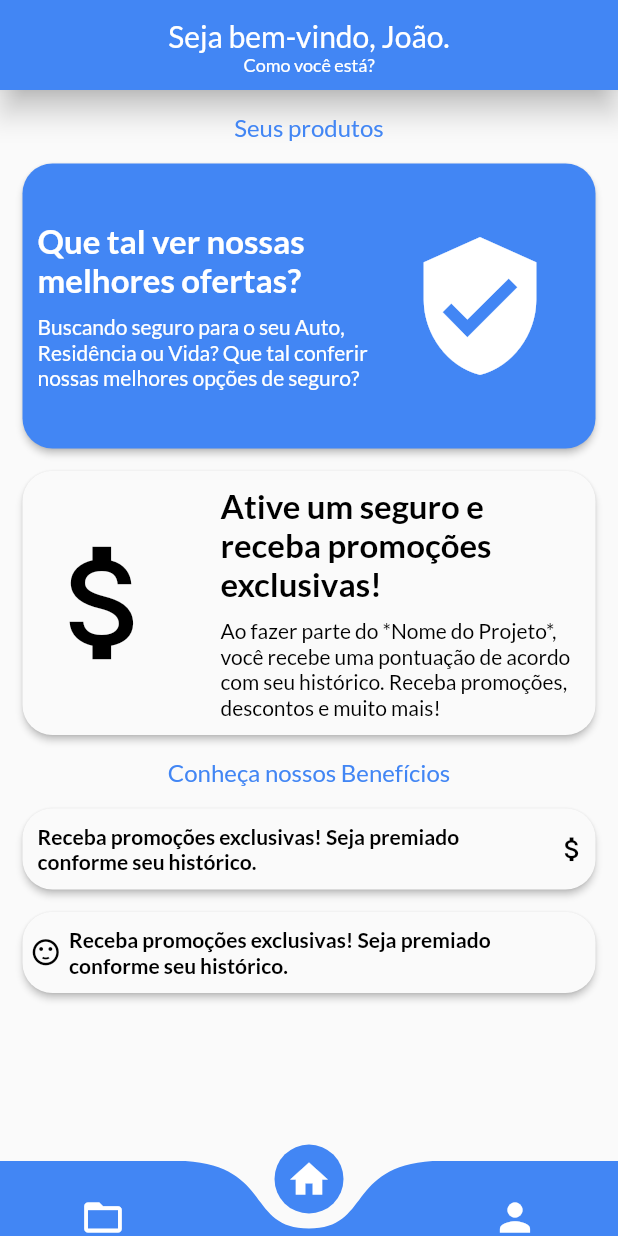
After one commit to gutovesco/hackagr1d-mobile, a Flutter app: the Home screen opened directly, on a phone screen of 412 x 824 dp. The commit adds this screen. Run offline on Flutter 3.47's test engine with Material 2 defaults, Android fonts, the phone set to English and light mode, and no system bars; drawn by our look-alikes of curved_navigation_bar; our stand-ins replace google_fonts.

Commit message:
Tela home e conteudo tela home

```diff
--- a/lib/src/loginPage.dart
+++ b/lib/src/loginPage.dart
@@ -1,4 +1,5 @@
 import 'package:flutter/material.dart';
+import 'package:teste_nottest/src/screens/home/home.dart';
 import 'package:teste_nottest/src/signup.dart';
 import 'package:google_fonts/google_fonts.dart';
 
@@ -74,7 +75,12 @@ class _LoginPageState extends State<LoginPage> {
 
   Widget _submitButton() {
 
-    return Container(
+    return GestureDetector(
+      onTap: (){
+        Navigator.push(
+            context, MaterialPageRoute(builder: (context) => Home()));
+      },
+      child: Container(
       width: MediaQuery.of(context).size.width,
       padding: EdgeInsets.symmetric(vertical: 15),
       alignment: Alignment.center,
@@ -88,6 +94,7 @@ class _LoginPageState extends State<LoginPage> {
         'Login',
         style: TextStyle(fontSize: 20, color: Colors.black),
       ),
+    ),
     );
   }
 
--- /dev/null
+++ b/lib/src/screens/home/components/card_produto/card_1.dart
@@ -0,0 +1,60 @@
+import 'package:flutter/material.dart';
+
+class Card1 extends StatefulWidget {
+  @override
+  _Card1State createState() => _Card1State();
+}
+
+class _Card1State extends State<Card1> {
+  @override
+  Widget build(BuildContext context) {
+    return Container(
+      margin: EdgeInsets.fromLTRB(15, 0, 15, 15),
+      child: Material(
+        elevation: 2,
+        color: Color(0xff4286F4),
+        borderRadius: BorderRadius.all(Radius.circular(20)),
+        child: Container(
+          padding: EdgeInsets.all(5),
+          child: Container(
+            height: 180,
+            width: double.infinity,
+            child: Row(
+              children: <Widget>[
+                Expanded(
+                  child: Column(
+                    mainAxisAlignment: MainAxisAlignment.center,
+                    children: <Widget>[
+                      Container(
+                        margin: EdgeInsets.fromLTRB(5, 5, 5, 5),
+                        child: Text("Que tal ver nossas melhores ofertas?",
+                            style: TextStyle(
+                                fontSize: 22,
+                                color: Colors.white,
+                                fontWeight: FontWeight.bold)),
+                      ),
+                      Container(
+                          margin: EdgeInsets.fromLTRB(5, 5, 5, 5),
+                          child: Text(
+                              "Buscando seguro para o seu Auto, Residência ou Vida? Que tal conferir nossas melhores opções de seguro?",
+                              style:
+                                  TextStyle(fontSize: 14, color: Colors.white)))
+                    ],
+                  ),
+                ),
+                Container(
+                  margin: EdgeInsets.fromLTRB(0, 0, 22, 0),
+                  child: Icon(
+                    Icons.verified_user,
+                    size: 100,
+                    color: Colors.white,
+                  ),
+                )
+              ],
+            ),
+          ),
+        ),
+      ),
+    );
+  }
+}
--- /dev/null
+++ b/lib/src/screens/home/components/card_produto/card_2.dart
@@ -0,0 +1,58 @@
+import 'package:flutter/material.dart';
+
+class Card2 extends StatefulWidget {
+  @override
+  _Card2State createState() => _Card2State();
+}
+
+class _Card2State extends State<Card2> {
+  @override
+  Widget build(BuildContext context) {
+    return Container(
+      margin: EdgeInsets.fromLTRB(15, 0, 15, 0),
+      child: Material(
+        elevation: 2,
+        borderRadius: BorderRadius.all(Radius.circular(20)),
+        child: Container(
+          padding: EdgeInsets.all(5),
+          child: Container(
+            width: double.infinity,
+            child: Row(
+              children: <Widget>[
+                Container(
+                  margin: EdgeInsets.fromLTRB(0, 0, 22, 0),
+                  child: Icon(
+                    Icons.attach_money,
+                    size: 100,
+                    color: Colors.black,
+                  ),
+                ),
+                Expanded(
+                  child: Column(
+                    mainAxisAlignment: MainAxisAlignment.center,
+                    children: <Widget>[
+                      Container(
+                        margin: EdgeInsets.fromLTRB(5, 5, 5, 5),
+                        child: Text("Ative um seguro e receba promoções exclusivas!",
+                            style: TextStyle(
+                                fontSize: 22,
+                                color: Colors.black,
+                                fontWeight: FontWeight.bold)),
+                      ),
+                      Container(
+                          margin: EdgeInsets.fromLTRB(5, 5, 5, 5),
+                          child: Text(
+                              "Ao fazer parte do *Nome do Projeto*, você recebe uma pontuação de acordo com seu histórico. Receba promoções, descontos e muito mais!",
+                              style:
+                                  TextStyle(fontSize: 14, color: Colors.black)))
+                    ],
+                  ),
+                )
+              ],
+            ),
+          ),
+        ),
+      ),
+    );
+  }
+}
--- /dev/null
+++ b/lib/src/screens/home/components/card_produto/card_beneficios/card_beneficio_1.dart
@@ -0,0 +1,52 @@
+import 'package:flutter/material.dart';
+
+class CardBeneficio1 extends StatefulWidget {
+  @override
+  _CardBeneficio1State createState() => _CardBeneficio1State();
+}
+
+class _CardBeneficio1State extends State<CardBeneficio1> {
+  @override
+  Widget build(BuildContext context) {
+    return Container(
+      margin: EdgeInsets.fromLTRB(15, 0, 15, 15),
+      child: Material(
+        elevation: 2,
+        borderRadius: BorderRadius.all(Radius.circular(20)),
+        child: Container(
+          padding: EdgeInsets.all(5),
+          child: Container(
+            width: double.infinity,
+            child: Row(
+              children: <Widget>[
+                Expanded(
+                  child: Column(
+                    mainAxisAlignment: MainAxisAlignment.center,
+                    children: <Widget>[
+                      Container(
+                        margin: EdgeInsets.fromLTRB(5, 5, 5, 5),
+                        child: Text("Receba promoções exclusivas! Seja premiado conforme seu histórico.",
+                            style: TextStyle(
+                                fontSize: 14,
+                                color: Colors.black,
+                                fontWeight: FontWeight.bold)),
+                      ),
+                    ],
+                  ),
+                ),
+                Container(
+                  margin: EdgeInsets.fromLTRB(0, 0, 0, 0),
+                  child: Icon(
+                    Icons.attach_money,
+                    size: 21,
+                    color: Colors.black,
+                  ),
+                )
+              ],
+            ),
+          ),
+        ),
+      ),
+    );
+  }
+}
--- /dev/null
+++ b/lib/src/screens/home/components/card_produto/card_beneficios/card_beneficio_2.dart
@@ -0,0 +1,48 @@
+import 'package:flutter/material.dart';
+
+class CardBeneficio2 extends StatelessWidget {
+  @override
+  Widget build(BuildContext context) {
+    return Container(
+      margin: EdgeInsets.fromLTRB(15, 0, 15, 15),
+      child: Material(
+        elevation: 2,
+        borderRadius: BorderRadius.all(Radius.circular(20)),
+        child: Container(
+          padding: EdgeInsets.all(5),
+          child: Container(
+            width: double.infinity,
+            child: Row(
+              children: <Widget>[
+
+                Container(
+                  margin: EdgeInsets.fromLTRB(0, 0, 0, 0),
+                  child: Icon(
+                    Icons.sentiment_satisfied,
+                    size: 21,
+                    color: Colors.black,
+                  ),
+                ),
+                Expanded(
+                  child: Column(
+                    mainAxisAlignment: MainAxisAlignment.center,
+                    children: <Widget>[
+                      Container(
+                        margin: EdgeInsets.fromLTRB(5, 5, 5, 5),
+                        child: Text("Receba promoções exclusivas! Seja premiado conforme seu histórico.",
+                            style: TextStyle(
+                                fontSize: 14,
+                                color: Colors.black,
+                                fontWeight: FontWeight.bold)),
+                      ),
+                    ],
+                  ),
+                ),
+              ],
+            ),
+          ),
+        ),
+      ),
+    );
+  }
+}
--- /dev/null
+++ b/lib/src/screens/home/home.dart
@@ -0,0 +1,121 @@
+import 'package:curved_navigation_bar/curved_navigation_bar.dart';
+import 'package:flutter/material.dart';
+import 'package:teste_nottest/src/screens/home/components/card_produto/card_1.dart';
+import 'package:teste_nottest/src/screens/home/components/card_produto/card_2.dart';
+import 'package:teste_nottest/src/screens/home/components/card_produto/card_beneficios/card_beneficio_1.dart';
+import 'package:teste_nottest/src/screens/home/components/card_produto/card_beneficios/card_beneficio_2.dart';
+
+class Home extends StatefulWidget {
+  @override
+  _HomeState createState() => _HomeState();
+}
+
+class _HomeState extends State<Home> {
+  int _page = 1;
+  GlobalKey _bottomNavigationKey = GlobalKey();
+
+  @override
+  Widget build(BuildContext context) {
+    return Scaffold(
+      bottomNavigationBar: CurvedNavigationBar(
+        color: Color(0xff4286F4),
+        index: _page,
+        height: 50,
+        backgroundColor: Colors.transparent,
+        items: <Widget>[
+          Icon(
+            Icons.folder_open,
+            size: 30,
+            color: Colors.white,
+          ),
+          Icon(
+            Icons.home,
+            size: 30,
+            color: Colors.white,
+          ),
+          Icon(
+            Icons.person,
+            size: 30,
+            color: Colors.white,
+          ),
+        ],
+        onTap: (index) {
+          setState(() {
+              _page = index;
+            });
+        },
+      ),
+      body: Column(
+        children: <Widget>[
+          appBar(),
+          Expanded(child: LayoutBuilder(builder:
+              (BuildContext context, BoxConstraints viewportConstraints) {
+            return SingleChildScrollView(
+                child: Container(
+              child: Column(
+                children: <Widget>[
+                  Container(
+                    margin: EdgeInsets.all(15),
+                    child: Text(
+                      "Seus produtos",
+                      style: TextStyle(color: Color(0xff4286F4), fontSize: 16),
+                    ),
+                  ),
+                  GestureDetector(
+                    child: Card1(), onTap: (){},
+                  ),
+                  GestureDetector(child: Card2(), onTap: (){},),
+                  Container(
+                    margin: EdgeInsets.all(15),
+                    child: Text(
+                      "Conheça nossos Benefícios",
+                      style: TextStyle(color: Color(0xff4286F4), fontSize: 16),
+                    ),
+                  ),
+                  GestureDetector(child: CardBeneficio1(), onTap: (){},),
+                  GestureDetector(child: CardBeneficio2(), onTap: (){},)
+                ],
+              ),
+            ));
+          }))
+        ],
+      ),
+    );
+  }
+
+  Widget appBar() {
+    return SafeArea(
+      child: Material(
+        elevation: 8,
+        color: Color(0xff4286F4),
+        child: Container(
+          height: 60,
+          padding: EdgeInsets.only(left: 16, right: 16, top: 2),
+          child: Column(
+            mainAxisAlignment: MainAxisAlignment.center,
+            children: <Widget>[
+              Row(
+                mainAxisAlignment: MainAxisAlignment.center,
+                mainAxisSize: MainAxisSize.max,
+                children: <Widget>[
+                  Column(
+                    children: <Widget>[
+                      Text(
+                        "Seja bem-vindo, João.",
+                        style: TextStyle(fontSize: 20, color: Colors.white),
+                      ),
+                      Text(
+                        "Como você está?",
+                        style: TextStyle(fontSize: 12, color: Colors.white),
+                      ),
+                    ],
+                  )
+                ],
+              )
+            ],
+          ),
+        ),
+      ),
+    );
+  }
+}
--- a/pubspec.yaml
+++ b/pubspec.yaml
@@ -24,6 +24,7 @@ dependencies:
   # Use with the CupertinoIcons class for iOS style icons.
   cupertino_icons: ^0.1.2
   google_fonts: ^0.3.5
+  curved_navigation_bar: ^0.3.1
 
 dev_dependencies:
   flutter_test:
```
Also changed, not shown: pubspec.lock.
